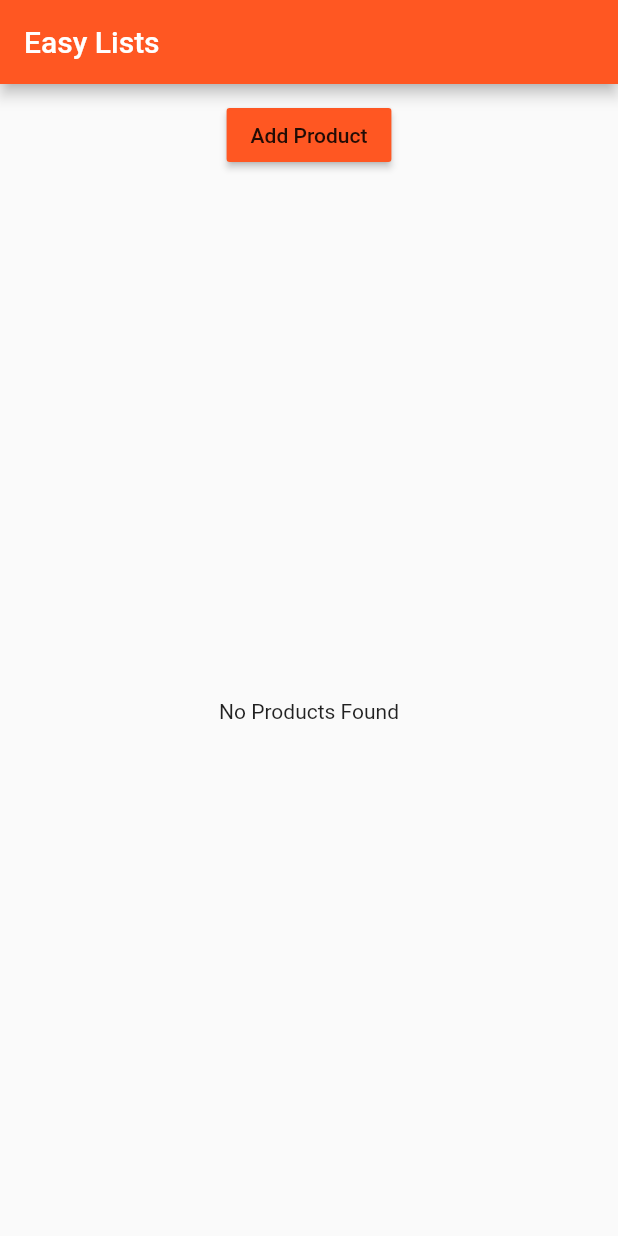
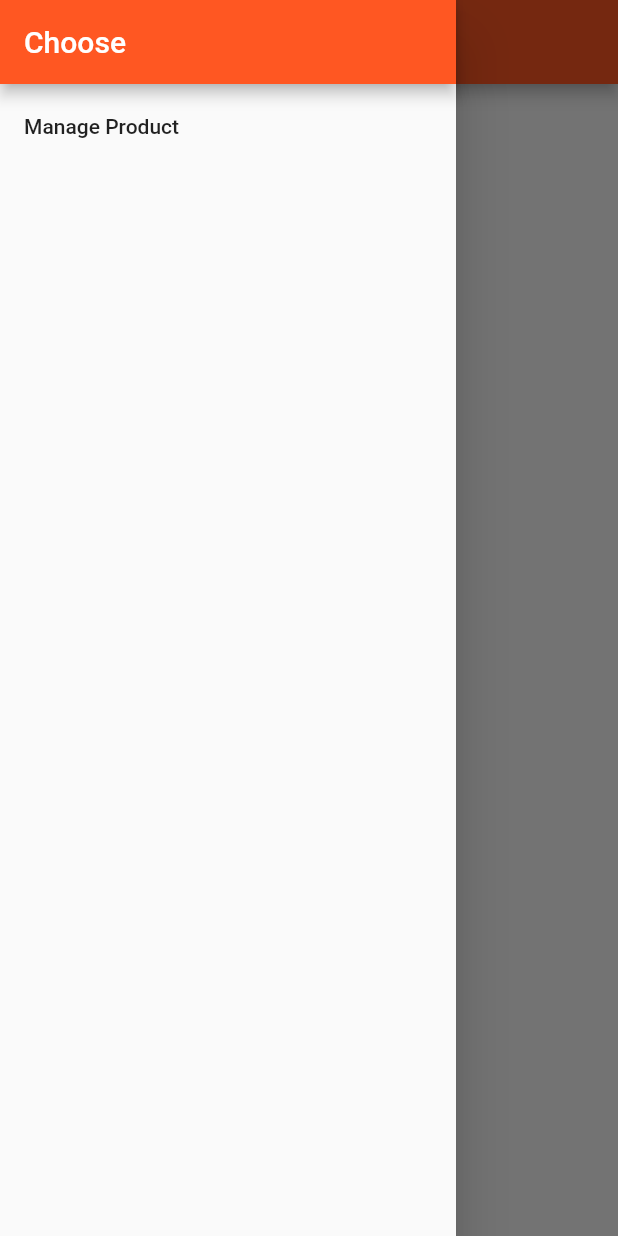
Before and after one commit to Ragkhuza/Flutter-test-3, a Flutter app: the screen it shows after launch, with the side drawer open (before the commit the screen has no drawer), on a phone screen of 412 x 824 dp. Run offline on Flutter 3.47's test engine with Material 2 defaults, Android fonts, the phone set to English and light mode, and no system bars.

Commit message:
added navigation

```diff
--- a/lib/main.dart
+++ b/lib/main.dart
@@ -1,6 +1,9 @@
+// import 'package:flutter/rendering.dart';
 import 'package:flutter/material.dart';
-import 'package:real_app/product_manager.dart';
-// import 'package:flutter/rendering.dart';
+import './pages/auth.dart';
+import './pages/products_admin.dart';
+import './pages/products.dart';
+import './pages/product.dart';
 
 void main() {
   // debugPaintSizeEnabled = true;
@@ -9,17 +12,63 @@ void main() {
   runApp(MyApp());
 }
 
-class MyApp extends StatelessWidget {
+class MyApp extends StatefulWidget {
+  @override
+  State<StatefulWidget> createState() {
+    return _MyAppState();
+  }
+}
+
+class _MyAppState extends State<MyApp> {
+  List<Map<String, String>> _products = [];
+
+  void _addProduct(Map<String, String> product) {
+    setState(() {
+      _products.add(product);
+    });
+  }
+
+  void _deleteProduct(int index) {
+    setState(() {
+      _products.removeAt(index);
+    });
+  }
+
   @override
   Widget build(BuildContext context) {
     return MaterialApp(
-        // debugShowMaterialGrid: true,
-        theme: ThemeData(primarySwatch: Colors.deepOrange),
-        home: Scaffold(
-          appBar: AppBar(
-            title: Text('Easy Lists'),
-          ),
-          body: ProductManager(),
-        ));
+      // debugShowMaterialGrid: true,
+      theme: ThemeData(
+        primarySwatch: Colors.deepOrange,
+        accentColor: Colors.yellow,
+      ),
+      // home: AuthPage(),
+      routes: {
+        "/": (BuildContext context) =>
+            ProductsPage(_products, _addProduct, _deleteProduct),
+        "/admin": (BuildContext context) => ProductsAdminPage(),
+      },
+      onGenerateRoute: (RouteSettings settings) {
+        final List<String> pathElements = settings.name.split("/");
+        if (pathElements[0] != "") return null;
+
+        if (pathElements[1] == "product") {
+          final int index = int.parse(pathElements[2]);
+          return MaterialPageRoute<bool>(
+            builder: (BuildContext context) => ProductPage(
+                  _products[index]["title"],
+                  _products[index]["image"],
+                ),
+          );
+        }
+
+        return null;
+      },
+      onUnknownRoute: (RouteSettings settings) {
+        return MaterialPageRoute(
+            builder: (BuildContext context) =>
+                ProductsPage(_products, _addProduct, _deleteProduct));
+      },
+    );
   }
 }
--- /dev/null
+++ b/lib/pages/products.dart
@@ -0,0 +1,36 @@
+import 'package:flutter/material.dart';
+import '.././product_manager.dart';
+
+class ProductsPage extends StatelessWidget {
+  final List<Map<String, String>> products;
+  final Function addProduct;
+  final Function deleteProduct;
+
+  ProductsPage(this.products, this.addProduct, this.deleteProduct);
+
+  @override
+  Widget build(BuildContext context) {
+    return Scaffold(
+      drawer: Drawer(
+        child: Column(
+          children: <Widget>[
+            AppBar(
+              automaticallyImplyLeading: false,
+              title: Text("Choose"),
+            ),
+            ListTile(
+              title: Text("Manage Product"),
+              onTap: () {
+                Navigator.pushReplacementNamed(context, "/admin");
+              },
+            )
+          ],
+        ),
+      ),
+      appBar: AppBar(
+        title: Text("Easy Lists"),
+      ),
+      body: ProductManager(products, addProduct, deleteProduct),
+    );
+  }
+}
--- a/lib/product_manager.dart
+++ b/lib/product_manager.dart
@@ -2,56 +2,26 @@ import 'package:flutter/material.dart';
 import 'package:real_app/product_control.dart';
 import './products.dart';
 
-class ProductManager extends StatefulWidget {
-  final String startingProduct;
+class ProductManager extends StatelessWidget {
+  final List<Map<String, String>> products;
+  final Function addProduct;
+  final Function deleteProduct;
 
-  ProductManager({this.startingProduct}) {
-    print('[ProductsManager Widget] Constructor');
-  }
-
-  @override
-  State<StatefulWidget> createState() {
-    print('[ProductsManager Widget] createState');
-    return _ProductManagerState();
-  }
-}
-
-class _ProductManagerState extends State<ProductManager> {
-  List<String> _products = [];
-
-  _ProductManagerState() {
-    print('[ProductsManager State] constructor()');
-  }
-
-  @override
-  void initState() {
-    super.initState();
-
-    if (widget.startingProduct != null) {
-      print('[ProductsManager State] initState()');
-      _products.add(widget.startingProduct);
-    }
-  }
-
-  @override
-  void didUpdateWidget(ProductManager oldWidget) {
-    print('[ProductsManager State] didUpdateWidget()');
-    super.didUpdateWidget(oldWidget);
-  }
-
-  void _addProduct(String product) {
-    setState(() {
-      _products.add(product);
-    });
-  }
+  ProductManager(this.products, this.addProduct, this.deleteProduct);
 
   @override
   Widget build(BuildContext context) {
     print('[ProductsManager State] build()');
-    return Column(children: <Widget>[
-      Container(
-          margin: EdgeInsets.all(10.0), child: ProductControl(_addProduct)),
-      Expanded(child: Products(_products))
-    ]);
+    return Column(
+      children: <Widget>[
+        Container(
+          margin: EdgeInsets.all(10.0),
+          child: ProductControl(addProduct),
+        ),
+        Expanded(
+          child: Products(products, deleteProduct: deleteProduct),
+        )
+      ],
+    );
   }
 }
--- a/lib/products.dart
+++ b/lib/products.dart
@@ -1,20 +1,37 @@
 import 'package:flutter/material.dart';
+import './pages/product.dart';
 
 class Products extends StatelessWidget {
-  final List<String> products;
-  Products(this.products) {
+  final List<Map<String, String>> products;
+  final Function deleteProduct;
+
+  Products(this.products, {this.deleteProduct}) {
     print('[Products Widget] Constructor');
   }
 
   Widget _buildProductItem(BuildContext context, int index) {
     return Card(
-                  child: Column(
-                    children: <Widget>[
-                      Image.asset('assets/food.jpg'),
-                      Text(products[index])
-                    ],
-                  ),
-                );
+      child: Column(
+        children: <Widget>[
+          Image.asset(products[index]["image"]),
+          Text(products[index]["title"]),
+          ButtonBar(
+            alignment: MainAxisAlignment.center,
+            children: <Widget>[
+              FlatButton(
+                child: Text("Details"),
+                onPressed: () => Navigator.pushNamed<bool>(
+                            context, "/product/" + index.toString())
+                        .then((bool value) {
+                      print("Deleting Product");
+                      if (value) deleteProduct(index);
+                    }),
+              ),
+            ],
+          ),
+        ],
+      ),
+    );
   }
 
   Widget _buildProductList() {
@@ -31,10 +48,10 @@ class Products extends StatelessWidget {
 
     return productCards;
   }
+
   @override
   Widget build(BuildContext context) {
-    print('[Products Widget] build()');
-
+    print("[Products Widget] build()");
     return _buildProductList();
   }
 }
```
Also changed, not shown: lib/pages/auth.dart (added, +20 -0 lines), lib/pages/product.dart (added, +69 -0 lines), lib/pages/product_create.dart (added, +10 -0 lines), lib/pages/product_list.dart (added, +10 -0 lines), lib/pages/products_admin.dart (added, +53 -0 lines), lib/product_control.dart (+7 -6 lines).
